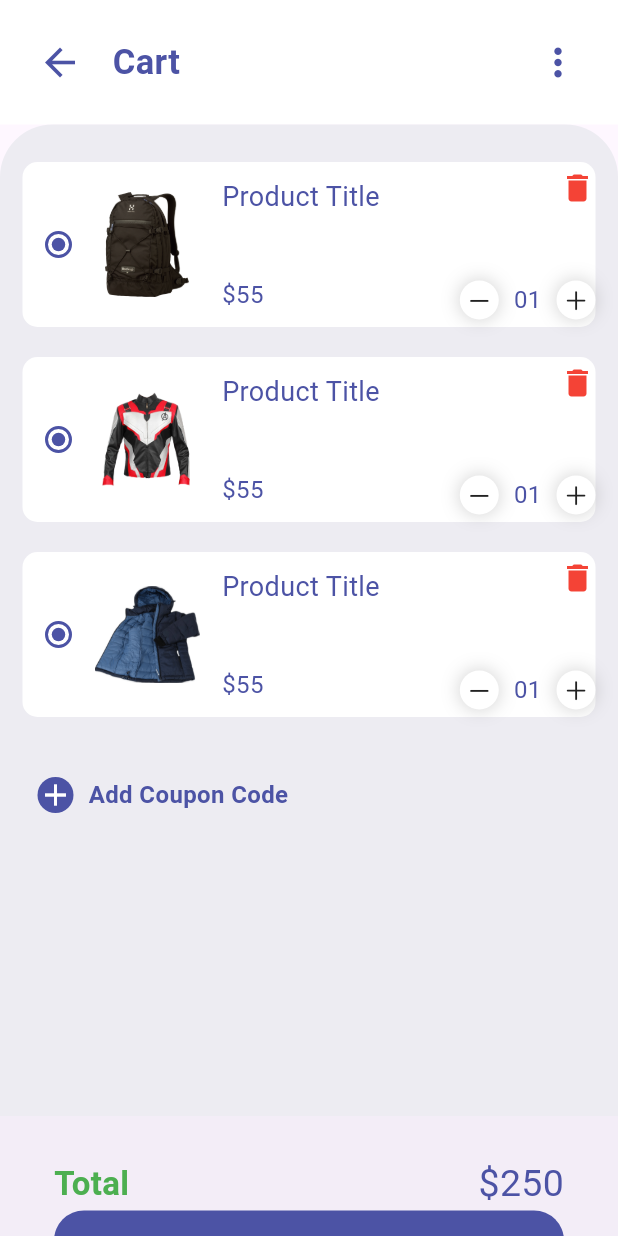
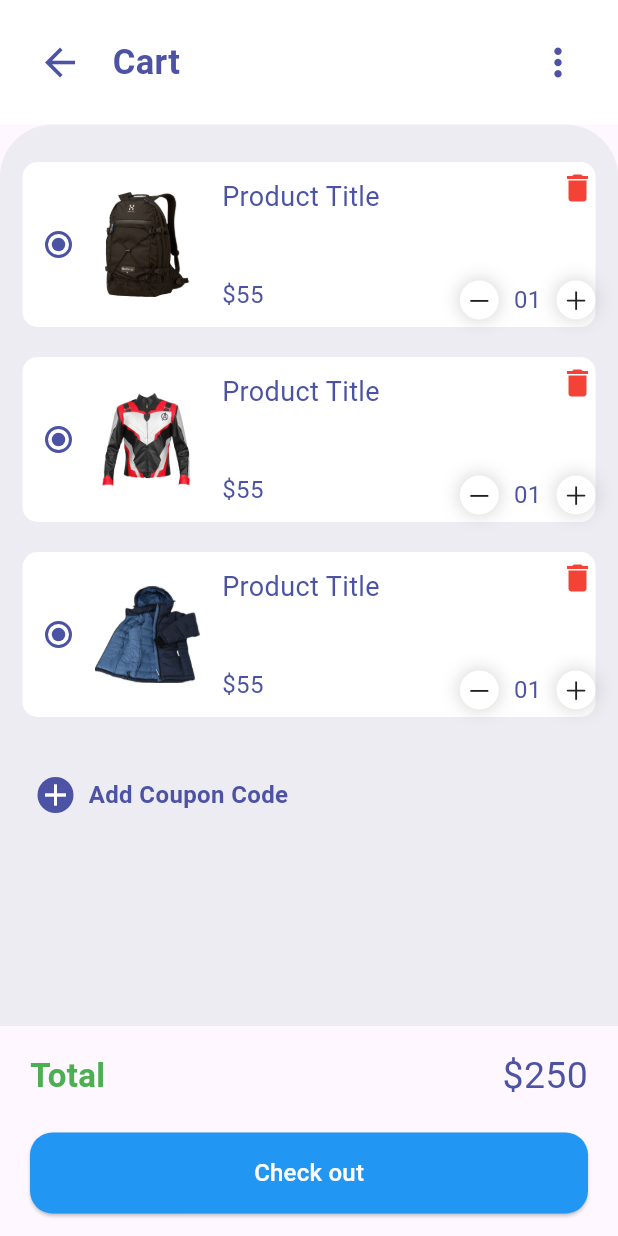
Before and after one commit to mehranext/shoponline, a Flutter app: the OrderFragmentScreen screen opened directly, on a phone screen of 412 x 824 dp. Run offline on Flutter 3.47's test engine with Material 3 defaults, Android fonts, the phone set to English and light mode, and no system bars; our stand-ins replace flutter_rating_bar, fluttertoast, font_awesome_flutter, get, shared_preferences; missing offline and left inert: clippy_flutter; accounts and stored records are empty.

Commit message:
update : fix errors

```diff
--- a/lib/widgets/CartBottomNavBar.dart
+++ b/lib/widgets/CartBottomNavBar.dart
@@ -1,27 +1,32 @@
 import 'package:flutter/material.dart';
 import 'package:shoponline/consts/colors.dart';
+import 'package:shoponline/widgets/core/button.dart';
+
 class CartBottomNavBar extends StatelessWidget {
   const CartBottomNavBar({super.key});
 
   @override
   Widget build(BuildContext context) {
-    return BottomAppBar(
-      child: Container(
-        padding: const EdgeInsets.symmetric(horizontal: 20,vertical: 15),
-        height: 130,
-        child:  Column(
-          mainAxisAlignment: MainAxisAlignment.spaceBetween,
+    return Container(
+      padding: const EdgeInsets.symmetric(horizontal: 20, vertical: 15),
+      height: 140,
+      child: Column(
+        crossAxisAlignment: CrossAxisAlignment.stretch,
+        mainAxisSize: MainAxisSize.max,
         children: [
           const Row(
             mainAxisAlignment: MainAxisAlignment.spaceBetween,
             children: [
-                Text("Total",style: TextStyle(
+              Text(
+                "Total",
+                style: TextStyle(
                   color: Colors.green,
                   fontWeight: FontWeight.bold,
                   fontSize: 22,
                 ),
               ),
-                Text("\$250",
+              Text(
+                "\$250",
                 style: TextStyle(
                   color: darkblueColor,
                   fontSize: 25,
@@ -30,25 +35,15 @@ class CartBottomNavBar extends StatelessWidget {
               ),
             ],
           ),
-            Container(
-              //Text CheckOut that should be in below
-              alignment: Alignment.center,
-              height: 49,
-              width: double.infinity ,
-              decoration:BoxDecoration(
-                color: darkblueColor,
-                borderRadius: BorderRadius.circular(20),
-              ) ,
-              child: const Text("Check Out",
-                style: TextStyle(
-                  fontWeight: FontWeight.bold,
-                  fontSize: 16,
-                  color: Colors.white,
-                ),
-              ),
+          const SizedBox(height: 20),
+          Button(
+            onPressed: () {},
+            borderRadius: 15,
+            color: Colors.blue,
+            lable: 'Check out',
+            textColor: Colors.white,
           ),
         ],
-        ),
       ),
     );
   }
```
Also changed, not shown: lib/users/fragments/order_fragment_screenn.dart (+18 -13 lines). Lines whose indentation alone changed are shown as unchanged.
